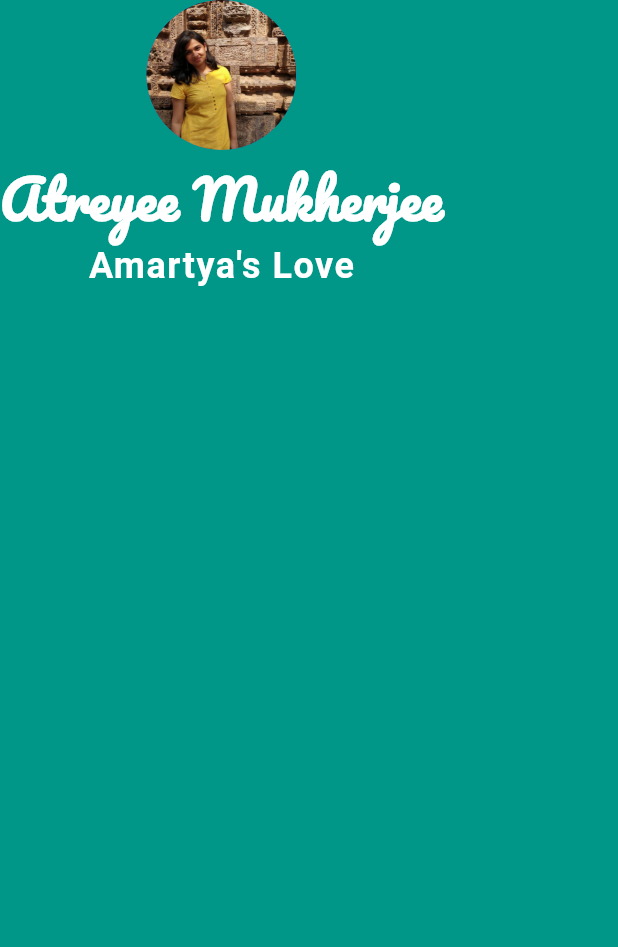
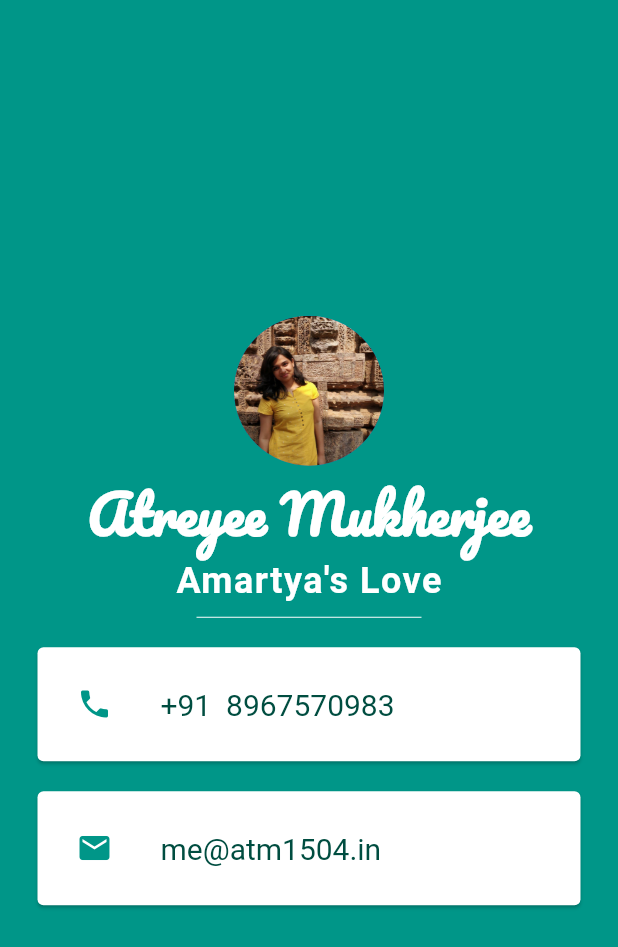
Before and after one commit to atm1504/contact_card_flutter, a Flutter app: the screen it shows after launch, on a phone screen of 412 x 824 dp. Shown: the top 947 px of the screen. Run offline on Flutter 3.47's test engine with Material 2 defaults, Android fonts, the phone set to English and light mode, and no system bars.

Commit message:
feat: Finalize the app

```diff
--- a/lib/main.dart
+++ b/lib/main.dart
@@ -12,6 +12,8 @@ class MyApp extends StatelessWidget {
         backgroundColor: Colors.teal,
         body: SafeArea(
             child: Column(
+          mainAxisAlignment: MainAxisAlignment.center,
+          crossAxisAlignment: CrossAxisAlignment.center,
           children: <Widget>[
             CircleAvatar(
               radius: 50,
@@ -33,6 +35,45 @@ class MyApp extends StatelessWidget {
                   letterSpacing: 1,
                   fontWeight: FontWeight.bold),
             ),
+            SizedBox(
+              height: 20,
+              width: 150,
+              child: Divider(
+                color: Colors.white,
+              ),
+            ),
+            Card(
+              margin: EdgeInsets.symmetric(vertical: 10, horizontal: 25),
+              child: Padding(
+                padding: const EdgeInsets.all(10.0),
+                child: ListTile(
+                  leading: Icon(
+                    Icons.phone,
+                    color: Colors.teal,
+                  ),
+                  title: Text(
+                    '+91  8967570983',
+                    style: TextStyle(color: Colors.teal.shade900, fontSize: 20),
+                  ),
+                ),
+              ),
+            ),
+            Card(
+              margin: EdgeInsets.symmetric(vertical: 10, horizontal: 25),
+              child: Padding(
+                padding: const EdgeInsets.all(10.0),
+                child: ListTile(
+                  leading: Icon(
+                    Icons.email,
+                    color: Colors.teal,
+                  ),
+                  title: Text(
+                    'me@atm1504.in',
+                    style: TextStyle(color: Colors.teal.shade900, fontSize: 20),
+                  ),
+                ),
+              ),
+            ),
           ],
         )),
       ),
```
